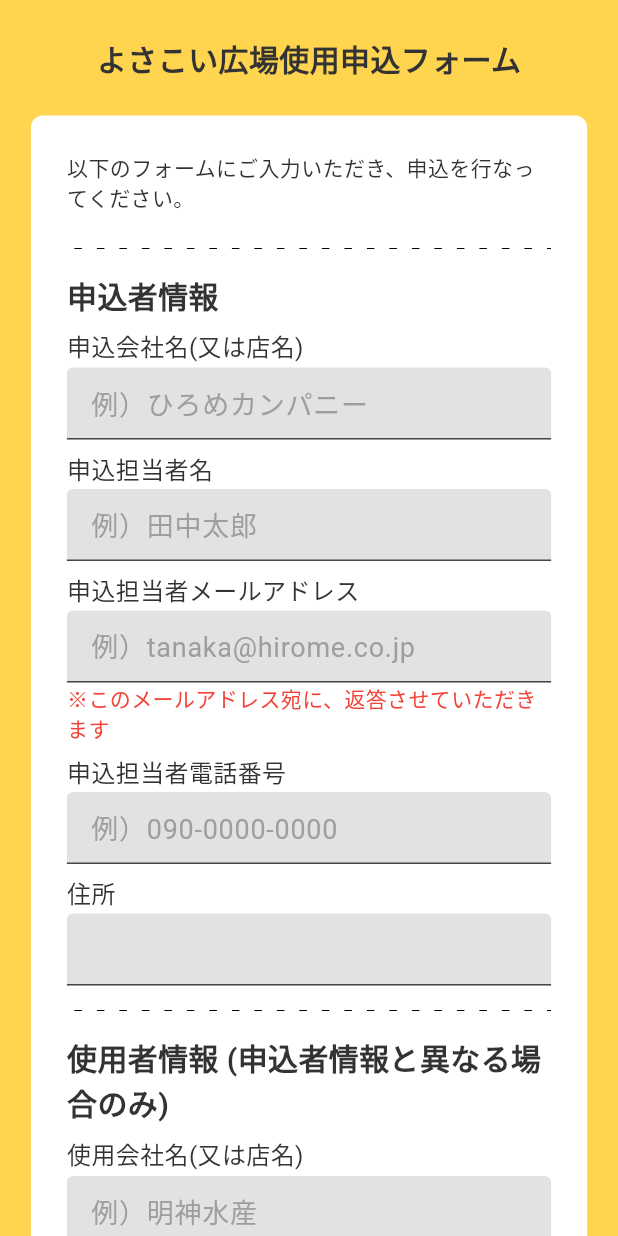
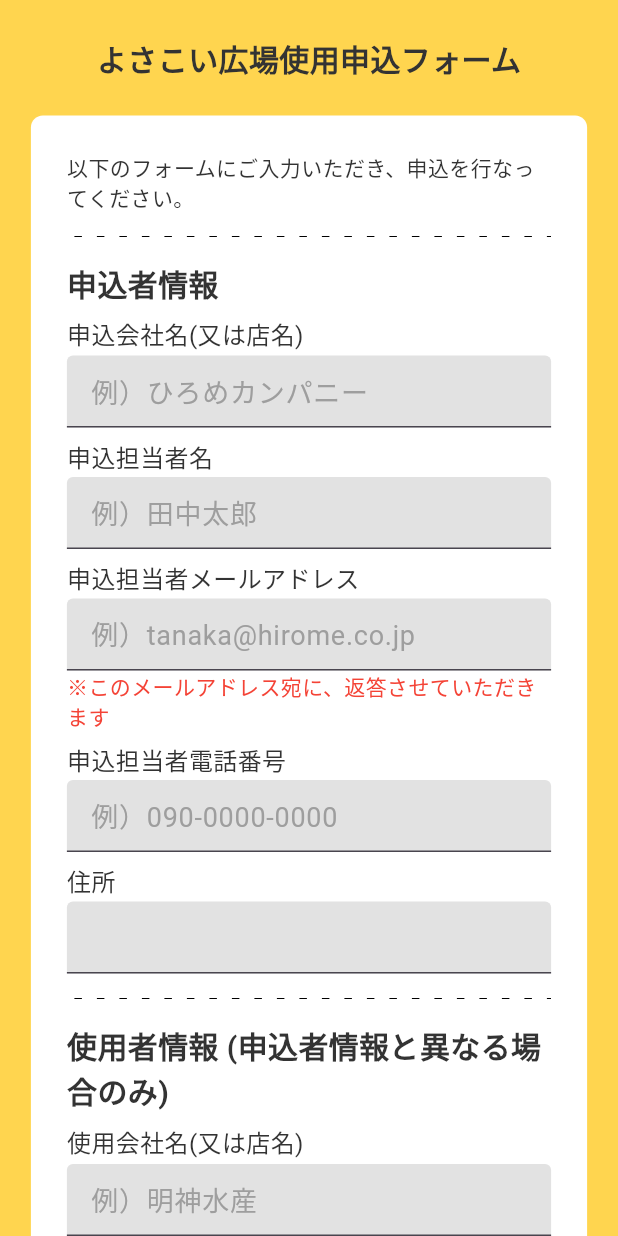
Before and after one commit to agora-creation/miel_work_request_square_web, a Flutter app: the screen it shows after launch, on a phone screen of 412 x 824 dp. Run offline on Flutter 3.47's test engine with Material 3 defaults, Android fonts, the light colour scheme and no system bars; our stand-ins replace calendar_date_picker2, cloud_firestore, firebase_auth, firebase_core, firebase_messaging, flutter_local_notifications and 4 more; missing offline and left inert: alert_banner, board_datetime_picker, common_utils; accounts and stored records are empty; Roboto replaces fonts that are missing (SourceHanSansJP-Bold, SourceHanSansJP-Regular).

Commit message:
20241011 commit

```diff
--- a/lib/screens/step1.dart
+++ b/lib/screens/step1.dart
@@ -72,7 +72,6 @@ class _Step1ScreenState extends State<Step1Screen> {
               ResponsiveBox(
                 children: [
                   const Text('以下のフォームにご入力いただき、申込を行なってください。'),
-                  const SizedBox(height: 8),
                   const SizedBox(height: 16),
                   const DottedDivider(),
                   const SizedBox(height: 16),
--- a/lib/screens/step2.dart
+++ b/lib/screens/step2.dart
@@ -76,7 +76,6 @@ class _Step2ScreenState extends State<Step2Screen> {
               ResponsiveBox(
                 children: [
                   const Text('以下の申込内容で問題ないかご確認ください。'),
-                  const SizedBox(height: 8),
                   const SizedBox(height: 16),
                   const DottedDivider(),
                   const SizedBox(height: 16),
```
Also changed, not shown: 1 other file.
